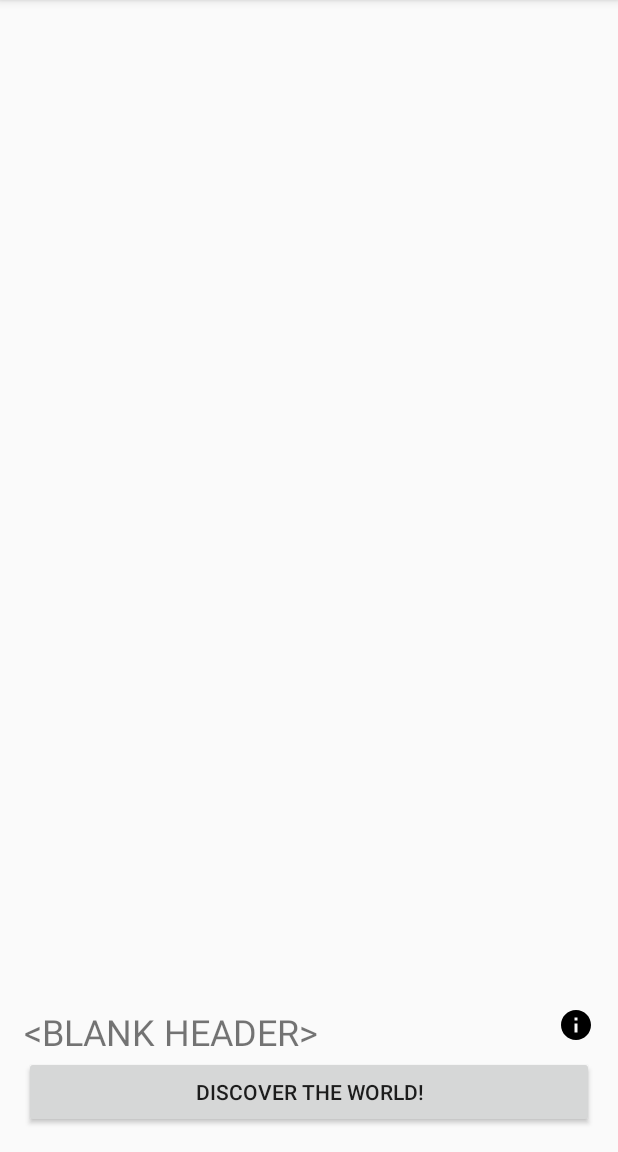
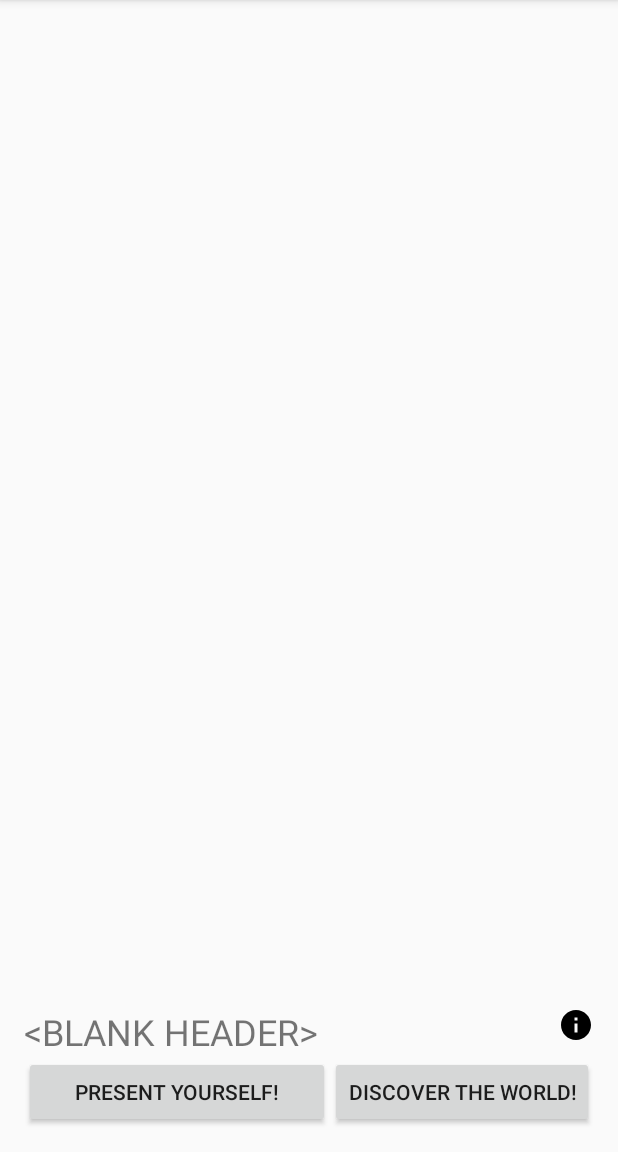
Before and after one commit to ethanfrey/blues-games, an Android app: the screen it shows after launch (MainActivity), after a tap on "DISCOVER THE WORLD!", on a phone screen of 412 x 824 dp, the part 84-1236 px from its top. Run offline under Robolectric (Android 15) with nearby library versions, the phone set to English and light mode, and no system bars.

Commit message:
Post data from app on register

```diff
--- a/app/build.gradle
+++ b/app/build.gradle
@@ -23,4 +23,5 @@ dependencies {
     compile fileTree(dir: 'libs', include: ['*.jar'])
     testCompile 'junit:junit:4.12'
     compile 'com.android.support:appcompat-v7:23.1.1'
+    compile 'com.android.volley:volley:1.0.0'
 }
--- a/app/src/main/AndroidManifest.xml
+++ b/app/src/main/AndroidManifest.xml
@@ -2,10 +2,10 @@
 <manifest xmlns:android="http://schemas.android.com/apk/res/android"
     package="com.orderbird.ethanblue">
 
-    <uses-permission android:name="android.permission.CALL_PHONE"/>
     <uses-permission android:name="android.permission.BLUETOOTH"/>
     <uses-permission android:name="android.permission.BLUETOOTH_ADMIN"/>
     <uses-permission android:name="android.permission.BLUETOOTH_PRIVILEGED"/>
+    <uses-permission android:name="android.permission.INTERNET"/>
 
     <application
         android:allowBackup="true"
--- a/app/src/main/java/com/orderbird/ethanblue/MainActivity.java
+++ b/app/src/main/java/com/orderbird/ethanblue/MainActivity.java
@@ -1,15 +1,18 @@
 package com.orderbird.ethanblue;
 
+import android.app.AlertDialog;
 import android.bluetooth.BluetoothAdapter;
 import android.bluetooth.BluetoothDevice;
 import android.content.BroadcastReceiver;
 import android.content.Context;
+import android.content.DialogInterface;
 import android.content.Intent;
 import android.content.IntentFilter;
 import android.support.v7.app.AppCompatActivity;
 import android.os.Bundle;
 import android.view.View;
 import android.widget.Button;
+import android.widget.EditText;
 import android.widget.ListView;
 import android.widget.Toast;
 
@@ -28,6 +31,7 @@ public class MainActivity extends AppCompatActivity {
     ListView bluelist;
     ListAdapter adapter;
     List mData;
+    Button mRegButton;
     Button mButton;
 
     private final BroadcastReceiver mReceiver = new BroadcastReceiver() {
@@ -54,10 +58,17 @@ public class MainActivity extends AppCompatActivity {
         mData.add("<BLANK HEADER>");
         adapter = new ListAdapter(this, mData);
         bluelist.setAdapter(adapter);
-//        Toast.makeText(this, "Create Main Activity", Toast.LENGTH_SHORT).show();
 
         IntentFilter filter = new IntentFilter(BluetoothDevice.ACTION_FOUND);
         registerReceiver(mReceiver, filter);
+
+        mRegButton = (Button)findViewById(R.id.register);
+        mRegButton.setOnClickListener(new View.OnClickListener() {
+            @Override
+            public void onClick(View v) {
+                register();
+            }
+        });
 
         mButton = (Button)findViewById(R.id.discovery);
         mButton.setOnClickListener(new View.OnClickListener() {
@@ -68,12 +79,51 @@ public class MainActivity extends AppCompatActivity {
         });
     }
 
+    public String getAddress() {
+//        BluetoothAdapter adapt = BluetoothAdapter.getDefaultAdapter();
+//        String myUuid = adapt.getAddress();
+        String myUuid = "123456789";
+        return myUuid;
+    }
+
     public void discover() {
-        boolean worked = BluetoothAdapter.getDefaultAdapter().startDiscovery();
-        if (! worked) {
-            Toast.makeText(this, "Bluetooth failed", Toast.LENGTH_LONG).show();
-        }
+        // todo: post this online!
+        String myUuid = getAddress();
+        Toast.makeText(this, "My address = " + myUuid, Toast.LENGTH_LONG).show();
+
+//        boolean worked = adapt.startDiscovery();
+//        if (! worked) {
+//            Toast.makeText(this, "Bluetooth failed", Toast.LENGTH_LONG).show();
+//        }
     }
+
+    public void register() {
+        AlertDialog.Builder alert = new AlertDialog.Builder(this);
+
+        final EditText edittext = new EditText(this);
+        alert.setMessage("What is your name?");
+        alert.setTitle("Register for the game");
+
+        alert.setView(edittext);
+
+        alert.setPositiveButton("Meet and Greet", new DialogInterface.OnClickListener() {
+            public void onClick(DialogInterface dialog, int whichButton) {
+                String name = edittext.getText().toString();
+                String myUuid = getAddress();
+
+                ServerTalk.register(MainActivity.this, name, myUuid);
+            }
+        });
+
+        alert.setNegativeButton("Back to my bedroom...", new DialogInterface.OnClickListener() {
+            public void onClick(DialogInterface dialog, int whichButton) {
+                // what ever you want to do with No option.
+            }
+        });
+
+        alert.show();
+    }
+
 
     @Override
     protected void onDestroy() {
--- a/app/src/main/res/layout/activity_main.xml
+++ b/app/src/main/res/layout/activity_main.xml
@@ -10,12 +10,23 @@
     tools:context="com.orderbird.ethanblue.MainActivity">
 
     <Button
-        android:layout_width="match_parent"
+        android:layout_alignParentEnd="true"
+        android:layout_width="wrap_content"
         android:layout_height="wrap_content"
         android:id="@+id/discovery"
         android:text="Discover the world!"
         android:layout_alignParentBottom="true"
         />
+    <Button
+        android:layout_alignParentStart="true"
+        android:layout_width="wrap_content"
+        android:layout_height="wrap_content"
+        android:layout_toLeftOf="@id/discovery"
+        android:id="@+id/register"
+        android:text="Present yourself!"
+        android:layout_alignParentBottom="true"
+        />
+
     <ListView
         android:id="@+id/bluelist"
         android:layout_width="match_parent"
```
Also changed, not shown: app/src/main/java/com/orderbird/ethanblue/HTTPQueue.java (+58 -0 lines), app/src/main/java/com/orderbird/ethanblue/ServerTalk.java (+39 -0 lines).
